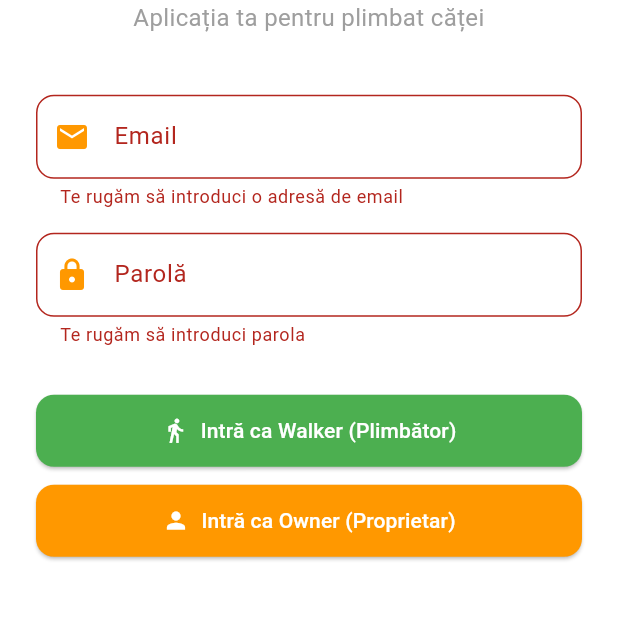
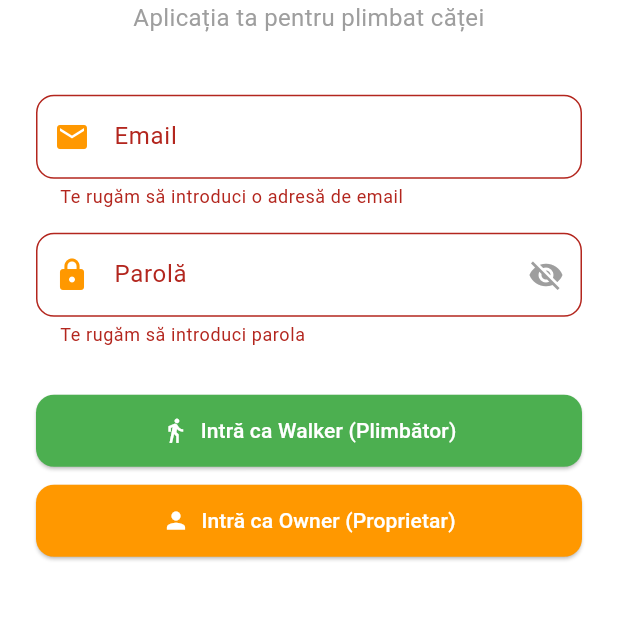
Before and after one commit to bogdanbadea2011-cmd/paws_now, a Flutter app: the screen it shows after launch, after a tap on "Intră ca Walker (Plimbător)", on a phone screen of 412 x 824 dp, the part 446-1066 px from its top. Run offline on Flutter 3.47's test engine with Material 3 defaults, Android fonts, the phone set to English and light mode, and no system bars.

Commit message:
Adaugat functionalitate de arata/ascunde parola cu iconita de ochisor in Login

```diff
--- a/lib/login_screen.dart
+++ b/lib/login_screen.dart
@@ -14,8 +14,10 @@ class _LoginScreenState extends State<LoginScreen> {
   final _emailController = TextEditingController();
   final _passwordController = TextEditingController();
 
+  // Variabilă nouă pentru starea vizibilității parolei
+  bool _obscurePassword = true;
+
   void _navigateToHome(bool isWalker) {
-    // Validăm formularul înainte de a schimba ecranul
     if (_formKey.currentState!.validate()) {
       Navigator.pushReplacement(
         context,
@@ -41,7 +43,7 @@ class _LoginScreenState extends State<LoginScreen> {
         child: SingleChildScrollView(
           padding: const EdgeInsets.all(24.0),
           child: Form(
-            key: _formKey, // Legăm cheia globală pentru validare
+            key: _formKey,
             child: Column(
               mainAxisAlignment: MainAxisAlignment.center,
               crossAxisAlignment: CrossAxisAlignment.stretch,
@@ -64,7 +66,7 @@ class _LoginScreenState extends State<LoginScreen> {
                 ),
                 const SizedBox(height: 40),
 
-                // Câmp Email cu Validare Avansată
+                // Câmp Email
                 TextFormField(
                   controller: _emailController,
                   keyboardType: TextInputType.emailAddress,
@@ -77,23 +79,34 @@ class _LoginScreenState extends State<LoginScreen> {
                     if (value == null || value.trim().isEmpty) {
                       return 'Te rugăm să introduci o adresă de email';
                     }
-                    // Expresie regulată (RegEx) pentru a verifica formatul corect de email
                     final emailRegex = RegExp(r'^[\w-\.]+@([\w-]+\.)+[\w-]{2,4}$');
                     if (!emailRegex.hasMatch(value.trim())) {
-                      return 'Te rugăm să introduci un email valid (ex: nume@email.com)';
+                      return 'Te rugăm să introduci un email valid';
                     }
                     return null;
                   },
                 ),
                 const SizedBox(height: 16),
 
-                // Câmp Parolă cu Validare de Lungime
+                // Câmp Parolă modificat cu Arată/Ascunde
                 TextFormField(
                   controller: _passwordController,
-                  obscureText: true,
+                  obscureText: _obscurePassword, // Folosește starea dinamică
                   decoration: InputDecoration(
                     labelText: 'Parolă',
                     prefixIcon: const Icon(Icons.lock, color: Colors.orange),
+                    // Adăugăm butonul de ochișor în dreapta (suffixIcon)
+                    suffixIcon: IconButton(
+                      icon: Icon(
+                        _obscurePassword ? Icons.visibility_off : Icons.visibility,
+                        color: Colors.grey,
+                      ),
+                      onPressed: () {
+                        setState(() {
+                          _obscurePassword = !_obscurePassword; // Inversează starea la click
+                        });
+                      },
+                    ),
                     border: OutlineInputBorder(borderRadius: BorderRadius.circular(12)),
                   ),
                   validator: (value) {
```
